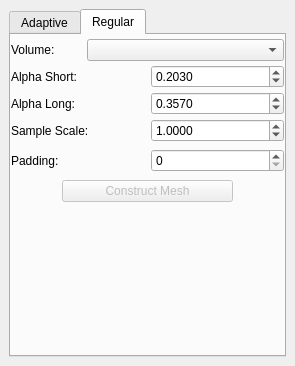
SCIInstitute/Cleaver, file src/gui/Application/ToolWidgets/CleaverWidget.ui: the form before one commit.
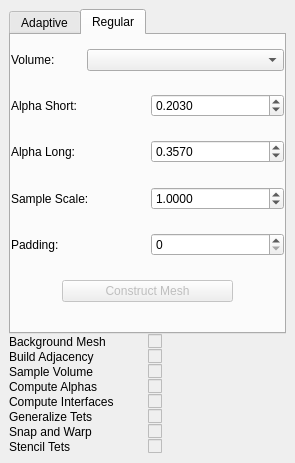
The form after the commit. The open tabs and pages were chosen to show the change.

Commit message:
OSX updates and GUI Status updates
- Added OSX Bundling to CMake
- GUI calls all functions with verbosity true (for command line startup)
- Added Cleaving status checkboxes to Cleaver Widget for status updates

What changed in the file:
```diff
--- a/src/gui/Application/ToolWidgets/CleaverWidget.ui
+++ b/src/gui/Application/ToolWidgets/CleaverWidget.ui
@@ -7,7 +7,7 @@
     <x>0</x>
     <y>0</y>
     <width>295</width>
-    <height>366</height>
+    <height>463</height>
    </rect>
   </property>
   <property name="sizePolicy">
@@ -19,7 +19,7 @@
   <property name="minimumSize">
    <size>
     <width>295</width>
-    <height>366</height>
+    <height>463</height>
    </size>
   </property>
   <property name="maximumSize">
@@ -33,6 +33,9 @@
   </property>
   <widget class="QWidget" name="dockWidgetContents">
    <layout class="QVBoxLayout" name="verticalLayout">
+    <property name="spacing">
+     <number>0</number>
+    </property>
     <item>
      <widget class="QTabWidget" name="tabWidget">
       <property name="currentIndex">
@@ -64,16 +67,7 @@
         <item>
          <widget class="QWidget" name="topologyWidget" native="true">
           <layout class="QVBoxLayout" name="verticalLayout_4">
-           <property name="leftMargin">
-            <number>0</number>
-           </property>
-           <property name="topMargin">
-            <number>0</number>
-           </property>
-           <property name="rightMargin">
-            <number>0</number>
-           </property>
-           <property name="bottomMargin">
+           <property name="margin">
             <number>0</number>
            </property>
           </layout>
@@ -82,16 +76,7 @@
         <item>
          <widget class="QWidget" name="volumeWidget" native="true">
           <layout class="QHBoxLayout" name="horizontalLayout_2">
-           <property name="leftMargin">
-            <number>0</number>
-           </property>
-           <property name="topMargin">
-            <number>0</number>
-           </property>
-           <property name="rightMargin">
-            <number>0</number>
-           </property>
-           <property name="bottomMargin">
+           <property name="margin">
             <number>0</number>
            </property>
            <item>
@@ -125,16 +110,7 @@
            <bool>false</bool>
           </property>
           <layout class="QHBoxLayout" name="horizontalLayout_3">
-           <property name="leftMargin">
-            <number>0</number>
-           </property>
-           <property name="topMargin">
-            <number>0</number>
-           </property>
-           <property name="rightMargin">
-            <number>0</number>
-           </property>
-           <property name="bottomMargin">
+           <property name="margin">
             <number>0</number>
            </property>
            <item>
@@ -165,16 +141,7 @@
         <item>
          <widget class="QWidget" name="autoWidget" native="true">
           <layout class="QHBoxLayout" name="horizontalLayout_6">
-           <property name="leftMargin">
-            <number>0</number>
-           </property>
-           <property name="topMargin">
-            <number>0</number>
-           </property>
-           <property name="rightMargin">
-            <number>0</number>
-           </property>
-           <property name="bottomMargin">
+           <property name="margin">
             <number>0</number>
            </property>
            <item>
@@ -196,16 +163,7 @@
         <item>
          <widget class="QWidget" name="cleaveButtonWidget" native="true">
           <layout class="QHBoxLayout" name="horizontalLayout_7">
-           <property name="leftMargin">
-            <number>0</number>
-           </property>
-           <property name="topMargin">
-            <number>0</number>
-           </property>
-           <property name="rightMargin">
-            <number>0</number>
-           </property>
-           <property name="bottomMargin">
+           <property name="margin">
             <number>0</number>
            </property>
            <item>
@@ -312,16 +270,7 @@
            <property name="spacing">
             <number>-1</number>
            </property>
-           <property name="leftMargin">
-            <number>0</number>
-           </property>
-           <property name="topMargin">
-            <number>0</number>
-           </property>
-           <property name="rightMargin">
-            <number>0</number>
-           </property>
-           <property name="bottomMargin">
+           <property name="margin">
             <number>0</number>
            </property>
            <item>
@@ -352,16 +301,7 @@
         <item>
          <widget class="QWidget" name="alphaShortWidget" native="true">
           <layout class="QHBoxLayout" name="horizontalLayout_5">
-           <property name="leftMargin">
-            <number>0</number>
-           </property>
-           <property name="topMargin">
-            <number>0</number>
-           </property>
-           <property name="rightMargin">
-            <number>0</number>
-           </property>
-           <property name="bottomMargin">
+           <property name="margin">
             <number>0</number>
            </property>
            <item>
@@ -390,16 +330,7 @@
         <item>
          <widget class="QWidget" name="alphaLongWidget" native="true">
           <layout class="QHBoxLayout" name="horizontalLayout_4">
-           <property name="leftMargin">
-            <number>0</number>
-           </property>
-           <property name="topMargin">
-            <number>0</number>
-           </property>
-           <property name="rightMargin">
-            <number>0</number>
-           </property>
-           <property name="bottomMargin">
+           <property name="margin">
             <number>0</number>
            </property>
            <item>
@@ -428,16 +359,7 @@
         <item>
          <widget class="QWidget" name="scalingWidget" native="true">
           <layout class="QHBoxLayout" name="horizontalLayout">
-           <property name="leftMargin">
-            <number>0</number>
-           </property>
-           <property name="topMargin">
-            <number>0</number>
-           </property>
-           <property name="rightMargin">
-            <number>0</number>
-           </property>
-           <property name="bottomMargin">
+           <property name="margin">
             <number>0</number>
            </property>
            <item>
@@ -478,16 +400,7 @@
            </size>
           </property>
           <layout class="QHBoxLayout" name="horizontalLayout_10">
-           <property name="leftMargin">
-            <number>0</number>
-           </property>
-           <property name="topMargin">
-            <number>0</number>
-           </property>
-           <property name="rightMargin">
-            <number>0</number>
-           </property>
-           <property name="bottomMargin">
+           <property name="margin">
             <number>0</number>
            </property>
            <item>
@@ -515,16 +428,7 @@
            <property name="spacing">
             <number>-1</number>
            </property>
-           <property name="leftMargin">
-            <number>0</number>
-           </property>
-           <property name="topMargin">
-            <number>0</number>
-           </property>
-           <property name="rightMargin">
-            <number>0</number>
-           </property>
-           <property name="bottomMargin">
+           <property name="margin">
             <number>0</number>
            </property>
            <item>
@@ -572,23 +476,202 @@
           </layout>
          </widget>
         </item>
-        <item>
-         <spacer name="regularSpacer">
-          <property name="orientation">
-           <enum>Qt::Vertical</enum>
-          </property>
-          <property name="sizeHint" stdset="0">
-           <size>
-            <width>20</width>
-            <height>40</height>
-           </size>
-          </property>
-         </spacer>
-        </item>
        </layout>
       </widget>
      </widget>
     </item>
+    <item>
+     <layout class="QHBoxLayout" name="horizontalLayout_18">
+      <property name="topMargin">
+       <number>0</number>
+      </property>
+      <item>
+       <widget class="QLabel" name="label_9">
+        <property name="text">
+         <string>Background Mesh</string>
+        </property>
+       </widget>
+      </item>
+      <item>
+       <widget class="QCheckBox" name="backgroundCheck">
+        <property name="enabled">
+         <bool>false</bool>
+        </property>
+        <property name="text">
+         <string/>
+        </property>
+       </widget>
+      </item>
+     </layout>
+    </item>
+    <item>
+     <layout class="QHBoxLayout" name="horizontalLayout_17">
+      <property name="topMargin">
+       <number>0</number>
+      </property>
+      <item>
+       <widget class="QLabel" name="label_8">
+        <property name="text">
+         <string>Build Adjacency</string>
+        </property>
+       </widget>
+      </item>
+      <item>
+       <widget class="QCheckBox" name="adjacencyCheck">
+        <property name="enabled">
+         <bool>false</bool>
+        </property>
+        <property name="text">
+         <string/>
+        </property>
+       </widget>
+      </item>
+     </layout>
+    </item>
+    <item>
+     <layout class="QHBoxLayout" name="horizontalLayout_16">
+      <property name="topMargin">
+       <number>0</number>
+      </property>
+      <item>
+       <widget class="QLabel" name="label_7">
+        <property name="text">
+         <string>Sample Volume</string>
+        </property>
+       </widget>
+      </item>
+      <item>
+       <widget class="QCheckBox" name="sampleCheck">
+        <property name="enabled">
+         <bool>false</bool>
+        </property>
+        <property name="text">
+         <string/>
+        </property>
+       </widget>
+      </item>
+     </layout>
+    </item>
+    <item>
+     <layout class="QHBoxLayout" name="horizontalLayout_14">
+      <property name="topMargin">
+       <number>0</number>
+      </property>
+      <item>
+       <widget class="QLabel" name="label_5">
+        <property name="text">
+         <string>Compute Alphas</string>
+        </property>
+       </widget>
+      </item>
+      <item>
+       <widget class="QCheckBox" name="alphaCheck">
+        <property name="enabled">
+         <bool>false</bool>
+        </property>
+        <property name="text">
+         <string/>
+        </property>
+       </widget>
+      </item>
+     </layout>
+    </item>
+    <item>
+     <layout class="QHBoxLayout" name="horizontalLayout_13">
+      <property name="topMargin">
+       <number>0</number>
+      </property>
+      <item>
+       <widget class="QLabel" name="label_4">
+        <property name="text">
+         <string>Compute Interfaces</string>
+        </property>
+       </widget>
+      </item>
+      <item>
+       <widget class="QCheckBox" name="interfaceCheck">
+        <property name="enabled">
+         <bool>false</bool>
+        </property>
+        <property name="text">
+         <string/>
+        </property>
+       </widget>
+      </item>
+     </layout>
+    </item>
+    <item>
+     <layout class="QHBoxLayout" name="horizontalLayout_11">
+      <property name="topMargin">
+       <number>0</number>
+      </property>
+      <item>
+       <widget class="QLabel" name="label">
+        <property name="text">
+         <string>Generalize Tets</string>
+        </property>
+       </widget>
+      </item>
+      <item>
+       <widget class="QCheckBox" name="generalizeCheck">
+        <property name="enabled">
+         <bool>false</bool>
+        </property>
+        <property name="text">
+         <string/>
+        </property>
+       </widget>
+      </item>
+     </layout>
+    </item>
+    <item>
+     <layout class="QHBoxLayout" name="horizontalLayout_12">
+      <property name="topMargin">
+       <number>0</number>
+      </property>
+      <item>
+       <widget class="QLabel" name="label_3">
+        <property name="text">
+         <string>Snap and Warp</string>
+        </property>
+       </widget>
+      </item>
+      <item>
+       <widget class="QCheckBox" name="snapCheck">
+        <property name="enabled">
+         <bool>false</bool>
+        </property>
+        <property name="text">
+         <string/>
+        </property>
+       </widget>
+      </item>
+     </layout>
+    </item>
+    <item>
+     <layout class="QHBoxLayout" name="horizontalLayout_15">
+      <property name="topMargin">
+       <number>0</number>
+      </property>
+      <item>
+       <widget class="QLabel" name="label_6">
+        <property name="text">
+         <string>Stencil Tets</string>
+        </property>
+       </widget>
+      </item>
+      <item>
+       <widget class="QCheckBox" name="stencilCheck">
+        <property name="enabled">
+         <bool>false</bool>
+        </property>
+        <property name="text">
+         <string/>
+        </property>
+       </widget>
+      </item>
+     </layout>
+    </item>
    </layout>
   </widget>
  </widget>
```
The commit also changes 5 other files.
